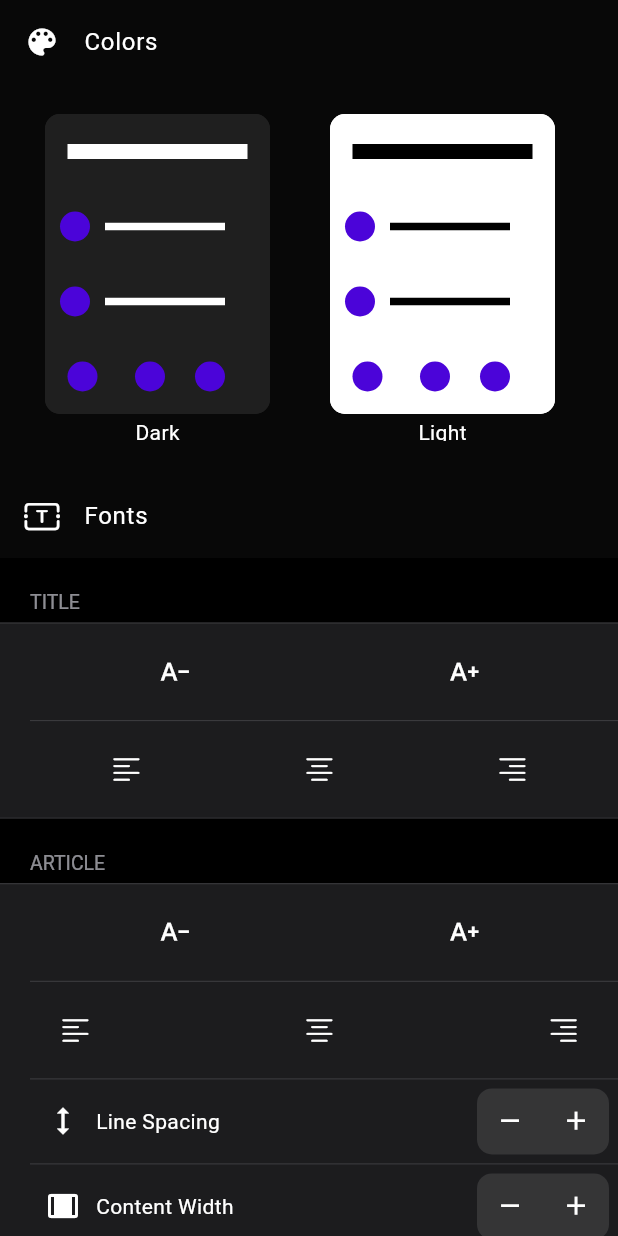
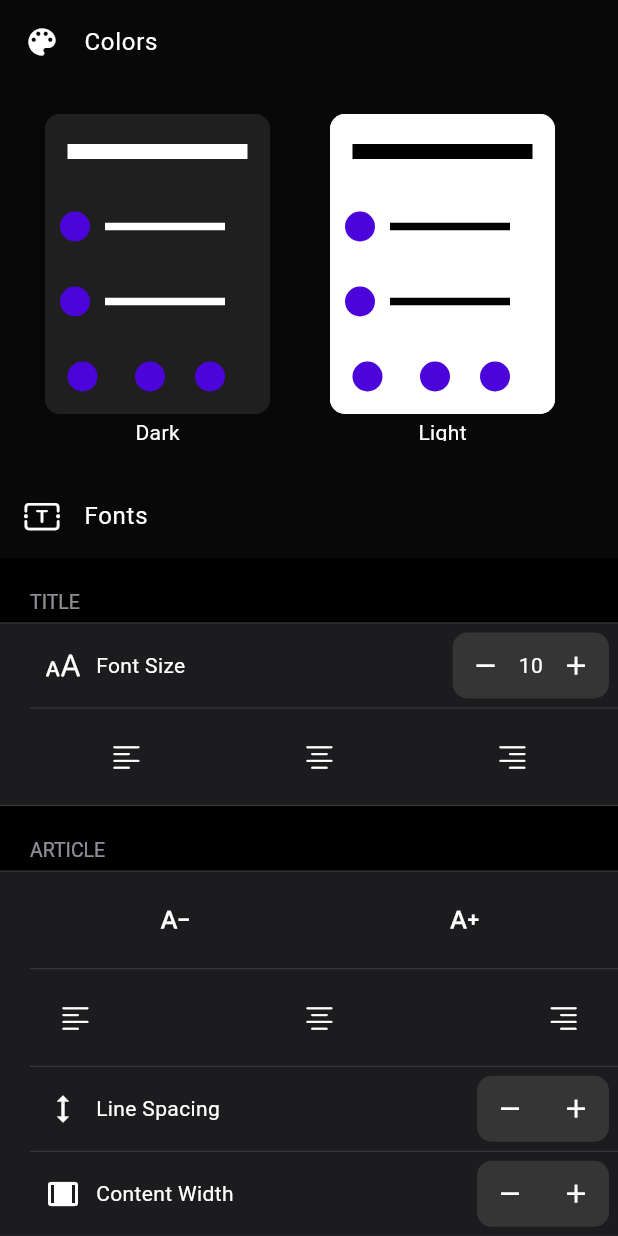
Before and after one commit to nikhilpatil12/feederr, a Flutter app: the AppearanceSettings widget shown alone on an empty page, opened directly, on a phone screen of 412 x 824 dp. Run offline on Flutter 3.47's test engine with Material 3 defaults, Android fonts, the phone set to English and light mode, and no system bars; our stand-ins replace cached_network_image, dio, flutter_slidable, flutter_svg, fluttertoast, persistent_bottom_nav_bar and 3 more; accounts and stored records are empty; network calls fail.

Commit message:
Updated theme page

```diff
--- a/lib/pages/article_view.dart
+++ b/lib/pages/article_view.dart
@@ -12,6 +12,7 @@ import 'package:url_launcher/url_launcher.dart';
 import 'package:flutter/services.dart';
 import 'package:html/dom.dart' as dom;
 import 'package:html/parser.dart' as html_parser;
+import 'package:share_plus/share_plus.dart';
 
 class ArticleView extends StatefulWidget {
   Article article;
@@ -211,9 +212,7 @@ class _ArticleViewState extends State<ArticleView> {
                     color: Colors.grey,
                     onPressed: () => {
                       HapticFeedback.lightImpact(),
-                      setState(() {
-                        isStyleMenuVisible = !isStyleMenuVisible;
-                      })
+                      Share.share(widget.article.canonical),
                     },
                     icon: const Icon(CupertinoIcons.share),
                   ),
@@ -225,12 +224,16 @@ class _ArticleViewState extends State<ArticleView> {
                   ),
                   IconButton(
                     color: Colors.grey,
-                    onPressed: () => {},
+                    onPressed: () => {
+                      //TODO: Mark as read
+                    },
                     icon: const Icon(CupertinoIcons.circle),
                   ),
                   IconButton(
                     color: Colors.grey,
-                    onPressed: () => {},
+                    onPressed: () => {
+                      //TODO: Mark as fav
+                    },
                     icon: const Icon(CupertinoIcons.star),
                   ),
                   const VerticalDivider(
@@ -240,7 +243,9 @@ class _ArticleViewState extends State<ArticleView> {
                   ),
                   IconButton(
                     color: Colors.grey,
-                    onPressed: () => {},
+                    onPressed: () => {
+                      //TODO: Load Next article
+                    },
                     icon: const Icon(CupertinoIcons.chevron_right),
                   ),
                   const VerticalDivider(
--- a/lib/pages/settings/appearance.dart
+++ b/lib/pages/settings/appearance.dart
@@ -2,6 +2,7 @@ import 'package:flutter/cupertino.dart';
 import 'package:flutter/material.dart';
 import 'package:feederr/widgets/theme_preview.dart';
 import 'package:feederr/models/app_theme.dart';
+import 'package:shared_preferences/shared_preferences.dart';
 
 class AppearanceSettings extends StatefulWidget {
   const AppearanceSettings({super.key});
@@ -116,28 +117,55 @@ class AppearanceSettingsState extends State<AppearanceSettings> {
             children: [
               CupertinoFormRow(
                 child: Row(
-                  mainAxisAlignment: MainAxisAlignment.spaceAround,
+                  mainAxisAlignment: MainAxisAlignment.spaceBetween,
+                  children: [
+                    const Row(
+                      children: [
+                        Padding(
+                          padding: EdgeInsets.all(10),
+                          child: Icon(CupertinoIcons.textformat_size),
+                        ),
+                        Text("Font Size"),
+                      ],
+                    ),
+                    Container(
+                      decoration: const BoxDecoration(
+                          color: Color.fromARGB(28, 253, 253, 253),
+                          borderRadius: BorderRadius.all(Radius.circular(10))),
+                      child: Row(
                         children: [
                           CupertinoButton(
-                      onPressed: () => {
-                        setState(() {
-                          // titleTextSize -= 0.5;
-                        })
-                      },
+                            padding: const EdgeInsets.all(0),
                             child: const Icon(
-                        Icons.text_decrease,
+                              Icons.remove,
                               color: Colors.white,
                             ),
+                            onPressed: () => {
+                              setState(
+                                () {
+                                  // if ((lineSpacing - 0.2) > 1.5) {
+                                  //   lineSpacing -= 0.2;
+                                  // }
+                                },
                               ),
+                            },
+                          ),
+                          SizedBox(child: Text("10")),
                           CupertinoButton(
+                            padding: const EdgeInsets.all(0),
+                            child: const Icon(
+                              Icons.add,
+                              color: Colors.white,
+                            ),
                             onPressed: () => {
-                        setState(() {
-                          // titleTextSize += 0.5;
-                        })
+                              setState(
+                                () {
+                                  // lineSpacing += 0.2;
                                 },
-                      child: const Icon(
-                        Icons.text_increase,
-                        color: Colors.white,
+                              ),
+                            },
+                          ),
+                        ],
                       ),
                     ),
                   ],
--- a/pubspec.yaml
+++ b/pubspec.yaml
@@ -49,7 +49,7 @@ dependencies:
   flutter_svg: ^2.0.10+1
   http: ^1.2.2
   shared_preferences: ^2.3.0
-  share_plus: ^10.0.0
+  share_plus: ^10.0.2
 
 dev_dependencies:
   flutter_test:
```
Also changed, not shown: pubspec.lock. Lines whose indentation alone changed are shown as unchanged.
